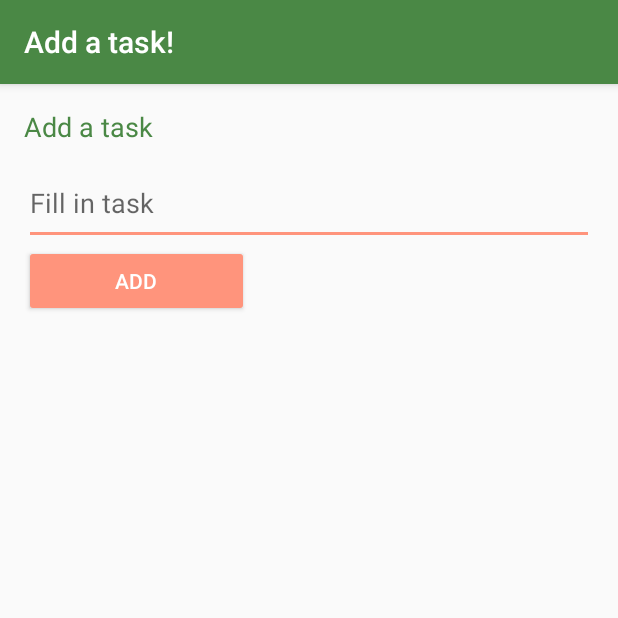
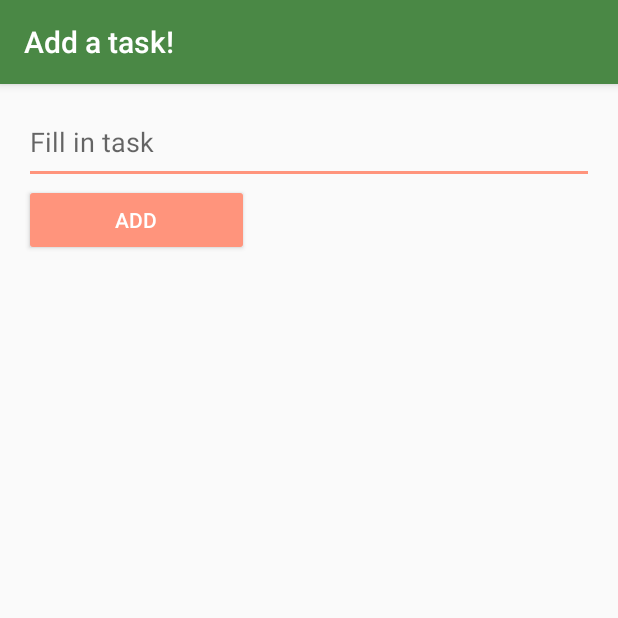
Before and after one commit to justinadjiembaks/Adjiembaks_todolist, an Android app: the NewItemActivity screen opened directly, with no data from a screen before it, on a phone screen of 412 x 824 dp, the top half of it. Run offline under Robolectric (Android 15) with nearby library versions, the phone set to English and light mode, and no system bars.

```diff
--- a/app/src/main/AndroidManifest.xml
+++ b/app/src/main/AndroidManifest.xml
@@ -4,9 +4,9 @@
 
     <application
         android:allowBackup="true"
-        android:icon="@drawable/plus"
+        android:icon="@drawable/icontask"
         android:label="@string/app_name"
-        android:roundIcon="@drawable/plus"
+        android:roundIcon="@drawable/icontask"
         android:supportsRtl="true"
         android:theme="@style/AppTheme">
         <activity
--- a/app/src/main/java/com/example/justin/Adjiembaks_todolist/NewItemActivity.java
+++ b/app/src/main/java/com/example/justin/Adjiembaks_todolist/NewItemActivity.java
@@ -18,7 +18,7 @@ public class NewItemActivity extends AppCompatActivity {
     @Override
     protected void onCreate(Bundle savedInstanceState) {
         super.onCreate(savedInstanceState);
-        setContentView(com.example.justin.Adjiembaks_todolist.R.layout.activity_add_item);
+        setContentView(com.example.justin.Adjiembaks_todolist.R.layout.activity_new_item);
         Toolbar toolbar = (Toolbar) findViewById(com.example.justin.Adjiembaks_todolist.R.id.toolbar);
         setSupportActionBar(toolbar);
 
@@ -36,8 +36,9 @@ public class NewItemActivity extends AppCompatActivity {
             todoItem = new TodoItem(todoItemString);
             DBHelper helper = new DBHelper(this);
             helper.addRow(todoItem);
-
             Intent intent = new Intent(this, MainActivity.class);
+            Toast.makeText(this.getApplicationContext(), "Added",
+                    Toast.LENGTH_SHORT).show();
             startActivity(intent);
             finish();
         }
--- a/app/src/main/java/com/example/justin/Adjiembaks_todolist/TaskViewActivity.java
+++ b/app/src/main/java/com/example/justin/Adjiembaks_todolist/TaskViewActivity.java
@@ -7,6 +7,7 @@ import android.support.v7.widget.Toolbar;
 import android.view.View;
 import android.widget.CheckBox;
 import android.widget.EditText;
+import android.widget.Toast;
 
 import java.util.ArrayList;
 
@@ -51,6 +52,8 @@ public class TaskViewActivity extends AppCompatActivity {
         helper.update(todoItem);
 
         Intent intent = new Intent(this, MainActivity.class);
+        Toast.makeText(this.getApplicationContext(), "Edited",
+                Toast.LENGTH_SHORT).show();
         startActivity(intent);
         finish();
     }
@@ -58,6 +61,9 @@ public class TaskViewActivity extends AppCompatActivity {
     public void clickedDelete(View view) {
         helper.deleteRow(todoItem);
         Intent intent = new Intent(this, MainActivity.class);
+
+        Toast.makeText(this.getApplicationContext(), "Deleted",
+                Toast.LENGTH_SHORT).show();
         startActivity(intent);
         finish();
     }
--- a/app/src/main/java/com/example/justin/Adjiembaks_todolist/TodoListAdapter.java
+++ b/app/src/main/java/com/example/justin/Adjiembaks_todolist/TodoListAdapter.java
@@ -28,7 +28,6 @@ class TodoListAdapter extends ArrayAdapter<TodoItem> {
     public View getView(int position, @Nullable View convertView, @NonNull ViewGroup parent) {
         LayoutInflater inflater = LayoutInflater.from(getContext());
         View row = inflater.inflate(com.example.justin.Adjiembaks_todolist.R.layout.row, parent, false);
-
         helper = new DBHelper(appContext);
 
         final TodoItem listItem = getItem(position);
@@ -44,7 +43,6 @@ class TodoListAdapter extends ArrayAdapter<TodoItem> {
             checkBoxView.setChecked(true);
         }
 
-
         checkBoxView.setOnClickListener(new View.OnClickListener() {
             @Override
             public void onClick(View view) {
@@ -58,10 +56,8 @@ class TodoListAdapter extends ArrayAdapter<TodoItem> {
                     listItem.setCompleted(0);
                     helper.update(listItem);
                 }
-
             }
         });
-
         return row;
     }
 }
--- a/app/src/main/res/layout/activity_add_item.xml
+++ b/app/src/main/res/layout/activity_new_item.xml
@@ -20,6 +20,6 @@
 
     </android.support.design.widget.AppBarLayout>
 
-    <include layout="@layout/content_add_item" />
+    <include layout="@layout/content_new_item" />
 
 </android.support.design.widget.CoordinatorLayout>
--- a/app/src/main/res/layout/content_add_item.xml
+++ b/app/src/main/res/layout/content_new_item.xml
@@ -8,18 +8,8 @@
     android:orientation="vertical"
     app:layout_behavior="@string/appbar_scrolling_view_behavior"
     tools:context="com.example.justin.Adjiembaks_todolist.NewItemActivity"
-    tools:showIn="@layout/activity_add_item"
+    tools:showIn="@layout/activity_new_item"
     android:padding="16dp">
-
-
-    <TextView
-        android:id="@+id/tvAddItem"
-        android:layout_width="match_parent"
-        android:layout_height="wrap_content"
-        android:textSize="18sp"
-        android:textColor="@color/colorPrimary"
-        android:text="Add a task"
-        android:paddingBottom="16dp"/>
 
     <EditText
         android:id="@+id/etAddItem"
```
Also changed, not shown: app/src/main/java/com/example/justin/Adjiembaks_todolist/DBHelper.java (+5 -9 lines).
